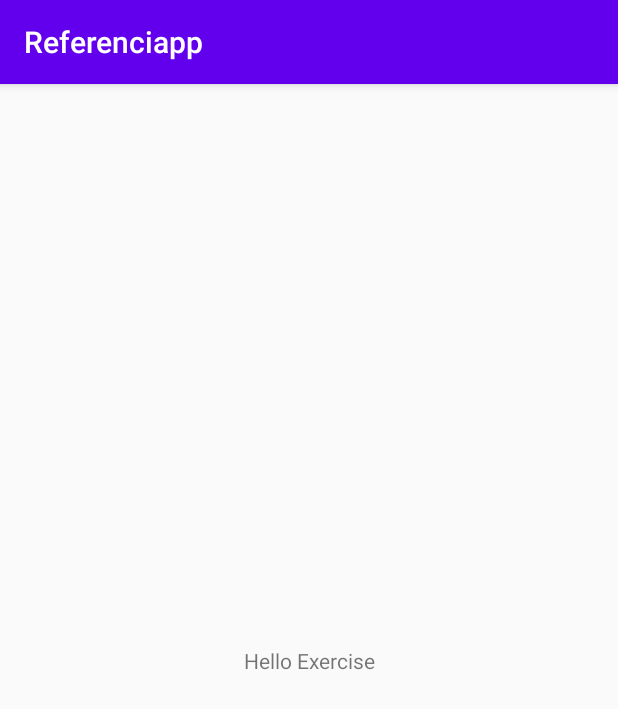
After one commit to genaro56/ReferenciApp, an Android app: the ExerciseFragment screen opened through its navigation route, on a phone screen of 412 x 824 dp. The commit adds this screen. Shown: the top 709 px of the screen. Run offline under Robolectric (Android 15) with nearby library versions, the phone set to English and light mode, and no system bars; our stand-ins replace data binding.

Commit message:
Add ExerciseFragment; Navigate to it
Tentatively, successful completion of an exercise will navigate to a
success fragment (or to a failure fragment on failure), but I'm still
unsure whether it is possible to have some sort of modal.
That is why I have not added SuccessFragment or FailureFragment yet.

```diff
--- /dev/null
+++ b/app/src/main/java/com/example/referenciapp/ExerciseFragment.kt
@@ -0,0 +1,31 @@
+package com.example.referenciapp
+
+import android.os.Bundle
+import androidx.fragment.app.Fragment
+import android.view.LayoutInflater
+import android.view.View
+import android.view.ViewGroup
+import android.widget.TextView
+import androidx.databinding.DataBindingUtil
+import com.example.referenciapp.databinding.FragmentExerciseBinding
+
+/**
+ * A simple [Fragment] subclass.
+ */
+class ExerciseFragment : Fragment() {
+
+    override fun onCreateView(
+        inflater: LayoutInflater, container: ViewGroup?,
+        savedInstanceState: Bundle?
+    ): View? {
+        val binding : FragmentExerciseBinding = DataBindingUtil.inflate(
+            inflater,
+            R.layout.fragment_exercise,
+            container,
+            false
+        )
+
+        return binding.root
+    }
+
+}
--- /dev/null
+++ b/app/src/main/res/layout/fragment_exercise.xml
@@ -0,0 +1,19 @@
+<?xml version="1.0" encoding="utf-8"?>
+<layout xmlns:android="http://schemas.android.com/apk/res/android"
+    xmlns:app="http://schemas.android.com/apk/res-auto">
+
+    <androidx.constraintlayout.widget.ConstraintLayout
+        android:id="@+id/exerciseFragmentConstraint"
+        android:layout_width="match_parent"
+        android:layout_height="match_parent">
+
+        <TextView
+            android:layout_width="wrap_content"
+            android:layout_height="wrap_content"
+            android:text="Hello Exercise"
+            app:layout_constraintBottom_toBottomOf="parent"
+            app:layout_constraintLeft_toLeftOf="parent"
+            app:layout_constraintRight_toRightOf="parent"
+            app:layout_constraintTop_toTopOf="parent" />
+    </androidx.constraintlayout.widget.ConstraintLayout>
+</layout>
--- a/app/src/main/res/navigation/navigation.xml
+++ b/app/src/main/res/navigation/navigation.xml
@@ -17,9 +17,17 @@
     <fragment
         android:id="@+id/referenceMenuFragment"
         android:name="com.example.referenciapp.ReferenceMenuFragment"
-        android:label="ReferenceMenuFragment" />
+        android:label="ReferenceMenuFragment" >
+        <action
+            android:id="@+id/action_referenceMenuFragment_to_exerciseFragment"
+            app:destination="@id/exerciseFragment" />
+    </fragment>
     <fragment
         android:id="@+id/listMenuFragment"
         android:name="com.example.referenciapp.ListMenuFragment"
         android:label="ListMenuFragment" />
+    <fragment
+        android:id="@+id/exerciseFragment"
+        android:name="com.example.referenciapp.ExerciseFragment"
+        android:label="ExerciseFragment" />
 </navigation>
```
Also changed, not shown: app/src/main/java/com/example/referenciapp/ReferenceMenuFragment.kt (+11 -0 lines), app/src/main/res/layout/fragment_reference_menu.xml (+17 -2 lines).
